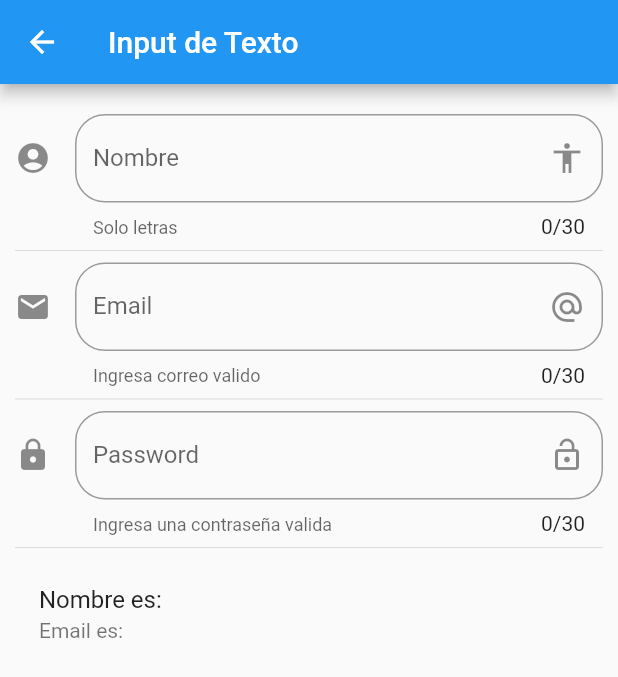
After one commit to AragonMoreyraSaulRenato/use_many_widgets_flutter, a Flutter app: the InputPage screen opened by its route, on a phone screen of 412 x 824 dp. The commit adds this screen. Shown: the top 677 px of the screen. Run offline on Flutter 3.47's test engine with Material 2 defaults, Android fonts, the phone set to English and light mode, and no system bars.

Commit message:
agrego inputs nombre, correo, password

```diff
--- a/data/menu_opts.json
+++ b/data/menu_opts.json
@@ -20,6 +20,11 @@
             "ruta" : "animatedContainer",
             "icon" : "donut_large",
             "texto": "Animated Container"
+        },
+        {
+            "ruta" : "inputs",
+            "icon" : "input",
+            "texto": "Inputs"
         }
     ]
 }
--- /dev/null
+++ b/lib/src/pages/input_page.dart
@@ -0,0 +1,95 @@
+import 'package:flutter/material.dart';
+
+class InputPage extends StatefulWidget {
+  @override
+  _InputPageState createState() => _InputPageState();
+}
+
+class _InputPageState extends State<InputPage> {
+  String _nombre = '';
+  String _email = '';
+
+  @override
+  Widget build(BuildContext context) {
+    return Scaffold(
+      appBar: AppBar(
+        title: Text('Input de Texto'),
+      ),
+      body: ListView(
+        padding: EdgeInsets.symmetric(
+          horizontal: 10.0,
+          vertical: 20.0,
+        ),
+        children: [
+          _crearInputs(),
+          Divider(),
+          _crearEmail(),
+          Divider(),
+          _crearPassword(),
+          Divider(),
+          _crearPersona(),
+        ],
+      ),
+    );
+  }
+
+  Widget _crearInputs() {
+    return TextField(
+      textCapitalization: TextCapitalization.sentences,
+      decoration: InputDecoration(
+        border: OutlineInputBorder(borderRadius: BorderRadius.circular(20.0)),
+        counter: Text('${_nombre.length}/30'),
+        hintText: 'Nombre de la persona',
+        labelText: 'Nombre',
+        helperText: 'Solo letras',
+        suffixIcon: Icon(Icons.accessibility),
+        icon: Icon(Icons.account_circle),
+      ),
+      onChanged: (valor) {
+        setState(() => _nombre = valor);
+      },
+    );
+  }
+
+  _crearPersona() {
+    return ListTile(
+        title: Text('Nombre es: $_nombre'),
+        subtitle: Text('Email es: $_email'));
+  }
+
+  _crearEmail() {
+    return TextField(
+      keyboardType: TextInputType.emailAddress,
+      decoration: InputDecoration(
+        border: OutlineInputBorder(borderRadius: BorderRadius.circular(20.0)),
+        counter: Text('${_nombre.length}/30'),
+        hintText: 'ejemplo@ejemplo.com',
+        labelText: 'Email',
+        helperText: 'Ingresa correo valido',
+        suffixIcon: Icon(Icons.alternate_email),
+        icon: Icon(Icons.email),
+      ),
+      onChanged: (valor) {
+        setState(() => _email = valor);
+      },
+    );
+  }
+
+  _crearPassword() {
+    return TextField(
+      obscureText: true,
+      decoration: InputDecoration(
+        border: OutlineInputBorder(borderRadius: BorderRadius.circular(20.0)),
+        counter: Text('${_nombre.length}/30'),
+        hintText: '*******',
+        labelText: 'Password',
+        helperText: 'Ingresa una contraseña valida',
+        suffixIcon: Icon(Icons.lock_open),
+        icon: Icon(Icons.lock),
+      ),
+      onChanged: (valor) {
+        setState(() => _email = valor);
+      },
+    );
+  }
+}
--- a/lib/src/routes/routes.dart
+++ b/lib/src/routes/routes.dart
@@ -4,6 +4,7 @@ import 'package:use_many_widgets_flutter/src/pages/animated_container.dart';
 import 'package:use_many_widgets_flutter/src/pages/avatar_page.dart';
 import 'package:use_many_widgets_flutter/src/pages/card_page.dart';
 import 'package:use_many_widgets_flutter/src/pages/home_page.dart';
+import 'package:use_many_widgets_flutter/src/pages/input_page.dart';
 
 Map<String, WidgetBuilder> getApplicationRoutes() {
   return <String, WidgetBuilder>{
@@ -12,5 +13,6 @@ Map<String, WidgetBuilder> getApplicationRoutes() {
     'avatar': (BuildContext context) => AvatarPage(),
     'card': (BuildContext context) => CardPage(),
     'animatedContainer': (BuildContext context) => AnimatedContainerPage(),
+    'inputs': (BuildContext context) => InputPage(),
   };
 }
--- a/lib/src/utils/icono_string_util.dart
+++ b/lib/src/utils/icono_string_util.dart
@@ -5,6 +5,7 @@ final _icons = <String, IconData>{
   'accessibility': Icons.accessibility,
   'folder_open': Icons.folder_open,
   'donut_large': Icons.donut_large,
+  'input': Icons.input,
 };
 
 Icon getIcon(String nombreIcono) {
```
